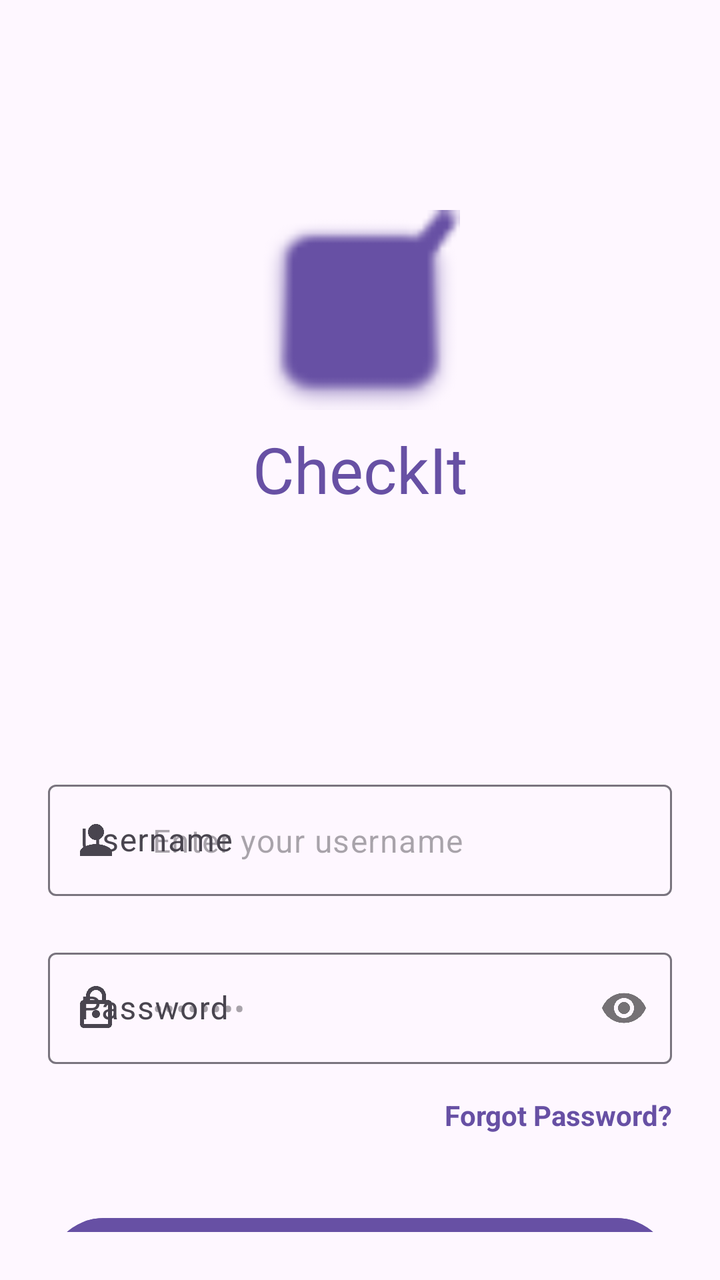
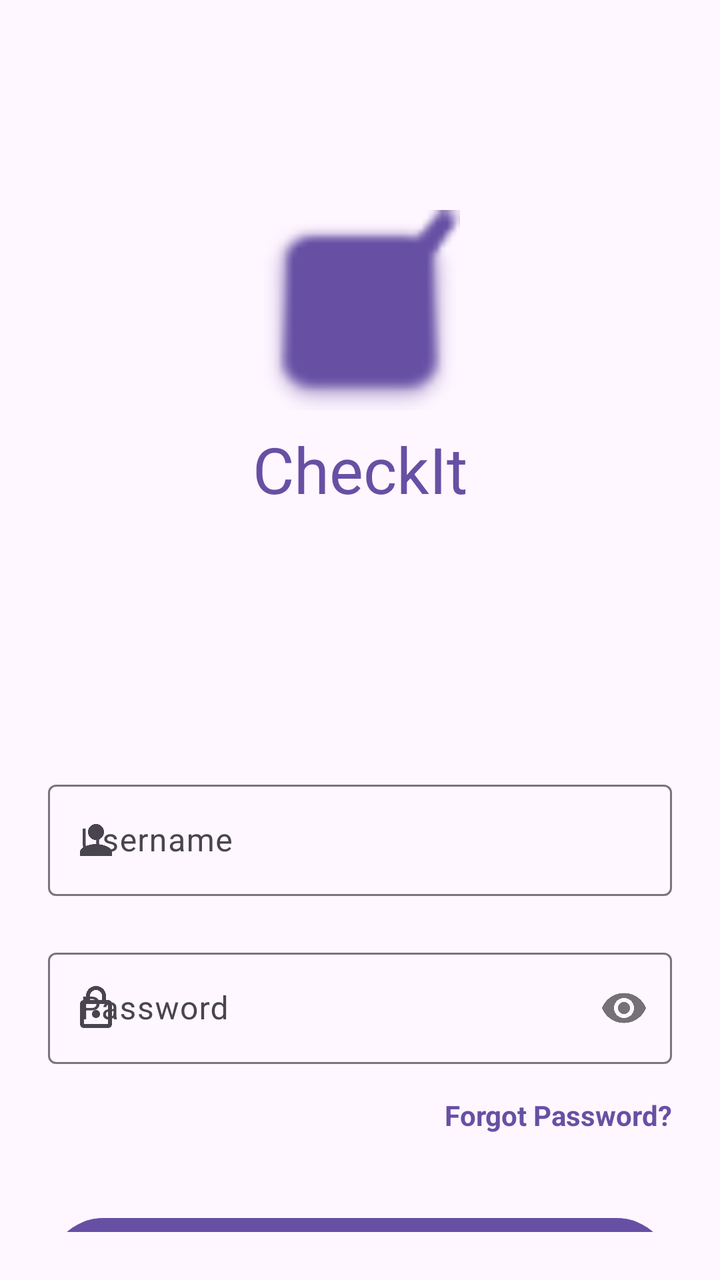

Before-and-after screenshots of an Android layout around one commit, followed by the original layout XML and the change that was made.
<!-- AndroidManifest.xml: application theme Theme.CheckIt -->
<!-- res/layout/activity_login.xml -->
<?xml version="1.0" encoding="utf-8"?>
<androidx.constraintlayout.widget.ConstraintLayout xmlns:android="http://schemas.android.com/apk/res/android"
    xmlns:app="http://schemas.android.com/apk/res-auto"
    xmlns:tools="http://schemas.android.com/tools"
    android:layout_width="match_parent"
    android:layout_height="match_parent"
    android:padding="24dp"
    tools:context=".LoginActivity">

    <LinearLayout
        android:id="@+id/logo_container"
        android:layout_width="wrap_content"
        android:layout_height="wrap_content"
        android:layout_marginTop="81dp"
        android:gravity="center"
        android:orientation="vertical"
        app:layout_constraintEnd_toEndOf="parent"
        app:layout_constraintStart_toStartOf="parent"
        app:layout_constraintTop_toTopOf="parent">

        <ImageView
            android:id="@+id/img_logo"
            android:layout_width="100dp"
            android:layout_height="100dp"
            android:contentDescription="@string/content_desc_logo"
            android:src="@android:drawable/checkbox_on_background"
            app:tint="@color/branding_purple" />

        <TextView
            android:id="@+id/tv_app_name"
            android:layout_width="wrap_content"
            android:layout_height="wrap_content"
            android:layout_marginTop="8dp"
            android:text="@string/app_name"
            android:textColor="@color/branding_purple"
            android:textSize="32sp"
            android:textStyle="normal" />
    </LinearLayout>

    <com.google.android.material.textfield.TextInputLayout
        android:id="@+id/til_username"
        style="@style/Widget.Material3.TextInputLayout.OutlinedBox"
        android:layout_width="0dp"
        android:layout_height="wrap_content"
        android:layout_marginTop="131dp"
        android:hint="@string/username_label"
        app:layout_constraintEnd_toEndOf="parent"
        app:layout_constraintStart_toStartOf="parent"
        app:layout_constraintTop_toBottomOf="@id/logo_container"
        app:startIconDrawable="@drawable/ic_person">

        <com.google.android.material.textfield.TextInputEditText
            android:id="@+id/et_username"
            android:layout_width="match_parent"
            android:layout_height="wrap_content"
            android:hint="@string/username_hint"
            android:inputType="textPersonName" />
    </com.google.android.material.textfield.TextInputLayout>

    <com.google.android.material.textfield.TextInputLayout
        android:id="@+id/til_password"
        style="@style/Widget.Material3.TextInputLayout.OutlinedBox"
        android:layout_width="0dp"
        android:layout_height="wrap_content"
        android:layout_marginTop="23dp"
        android:hint="@string/password_label"
        app:layout_constraintEnd_toEndOf="parent"
        app:layout_constraintStart_toStartOf="parent"
        app:layout_constraintTop_toBottomOf="@id/til_username"
        app:passwordToggleEnabled="true"
        app:startIconDrawable="@drawable/ic_lock">

        <com.google.android.material.textfield.TextInputEditText
            android:id="@+id/et_password"
            android:layout_width="match_parent"
            android:layout_height="wrap_content"
            android:hint="@string/password_hint"
            android:inputType="textPassword" />
    </com.google.android.material.textfield.TextInputLayout>

    <TextView
        android:id="@+id/tv_forgot_password"
        android:layout_width="wrap_content"
        android:layout_height="wrap_content"
        android:layout_marginTop="16dp"
        android:text="@string/forgot_password"
        android:textColor="@color/branding_purple"
        android:textStyle="bold"
        app:layout_constraintEnd_toEndOf="parent"
        app:layout_constraintTop_toBottomOf="@id/til_password" />

    <com.google.android.material.button.MaterialButton
        android:id="@+id/btn_login"
        android:layout_width="0dp"
        android:layout_height="64dp"
        android:layout_marginTop="73dp"
        android:backgroundTint="@color/branding_purple"
        android:text="@string/login_button_text"
        android:textAllCaps="false"
        android:textSize="18sp"
        app:cornerRadius="32dp"
        app:icon="@drawable/ic_arrow_forward"
        app:iconGravity="textEnd"
        app:layout_constraintEnd_toEndOf="parent"
        app:layout_constraintStart_toStartOf="parent"
        app:layout_constraintTop_toBottomOf="@id/til_password" />

    <TextView
        android:id="@+id/tv_signup_prompt"
        android:layout_width="wrap_content"
        android:layout_height="wrap_content"
        android:layout_marginTop="26dp"
        android:text="@string/signup_prompt"
        android:textColor="@android:color/darker_gray"
        app:layout_constraintEnd_toEndOf="parent"
        app:layout_constraintStart_toStartOf="parent"
        app:layout_constraintTop_toBottomOf="@id/btn_login" />

</androidx.constraintlayout.widget.ConstraintLayout>
<!-- resources referenced by this layout -->
<resources>
  <color name="branding_purple">#6750A4</color>
  <!-- drawable ic_arrow_forward (drawable) -->
  <vector xmlns:android="http://schemas.android.com/apk/res/android" android:autoMirrored="true" android:height="24dp" android:tint="#000000" android:viewportHeight="960" android:viewportWidth="960" android:width="24dp">
        
      <path android:fillColor="@android:color/white" android:pathData="M647,520L160,520L160,440L647,440L423,216L480,160L800,480L480,800L423,744L647,520Z"/>
      
  </vector>
  <!-- drawable ic_lock (drawable) -->
  <vector xmlns:android="http://schemas.android.com/apk/res/android"
      android:width="24dp"
      android:height="24dp"
      android:viewportWidth="24"
      android:viewportHeight="24"
      android:tint="?attr/colorControlNormal">
    <path
        android:fillColor="@android:color/white"
        android:pathData="M18,8h-1V6c0,-2.76 -2.24,-5 -5,-5S7,3.24 7,6v2H6c-1.1,0 -2,0.9 -2,2v10c0,1.1 0.9,2 2,2h12c1.1,0 2,-0.9 2,-2V10c0,-1.1 -0.9,-2 -2,-2zM9,6c0,-1.66 1.34,-3 3,-3s3,1.34 3,3v2H9V6zM18,20H6V10h12v10zM12,13c-1.1,0 -2,0.9 -2,2s0.9,2 2,2 2,-0.9 2,-2 -0.9,-2 -2,-2z"/>
  </vector>
  <!-- drawable ic_person (drawable) -->
  <vector xmlns:android="http://schemas.android.com/apk/res/android" android:height="24dp" android:tint="#000000" android:viewportHeight="24" android:viewportWidth="24" android:width="24dp">
        
      <path android:fillColor="@android:color/white" android:pathData="M12,12c2.21,0 4,-1.79 4,-4s-1.79,-4 -4,-4 -4,1.79 -4,4 1.79,4 4,4zM12,14c-2.67,0 -8,1.34 -8,4v2h16v-2c0,-2.66 -5.33,-4 -8,-4z"/>
      
  </vector>
  <string name="app_name">CheckIt</string>
  <string name="content_desc_logo">Checkmark Logo</string>
  <string name="forgot_password">Forgot Password?</string>
  <string name="login_button_text">Login</string>
  <string name="password_hint">••••••••</string>
  <string name="password_label">Password</string>
  <string name="signup_prompt">Don\'t have an account? <b><font color="#6750A4">Sign up</font></b></string>
  <string name="username_hint">Enter your username</string>
  <string name="username_label">Username</string>
  <style name="Theme.CheckIt" parent="Base.Theme.CheckIt" />
  <style name="Base.Theme.CheckIt" parent="Theme.Material3.Light.NoActionBar">
          
          
      </style>
</resources>

<!-- the commit's change to res/layout/activity_login.xml (unified diff, before → after) -->
@@ -53,7 +53,7 @@
             android:id="@+id/et_username"
             android:layout_width="match_parent"
             android:layout_height="wrap_content"
-            android:hint="@string/username_hint"
+
             android:inputType="textPersonName" />
     </com.google.android.material.textfield.TextInputLayout>
 
@@ -74,7 +74,7 @@
             android:id="@+id/et_password"
             android:layout_width="match_parent"
             android:layout_height="wrap_content"
-            android:hint="@string/password_hint"
+
             android:inputType="textPassword" />
     </com.google.android.material.textfield.TextInputLayout>
 
<!-- resource entries referenced after the edit -->
@@ -28,10 +28,8 @@
   <string name="content_desc_logo">Checkmark Logo</string>
   <string name="forgot_password">Forgot Password?</string>
   <string name="login_button_text">Login</string>
-  <string name="password_hint">••••••••</string>
   <string name="password_label">Password</string>
   <string name="signup_prompt">Don\'t have an account? <b><font color="#6750A4">Sign up</font></b></string>
-  <string name="username_hint">Enter your username</string>
   <string name="username_label">Username</string>
   <style name="Theme.CheckIt" parent="Base.Theme.CheckIt" />
   <style name="Base.Theme.CheckIt" parent="Theme.Material3.Light.NoActionBar">
